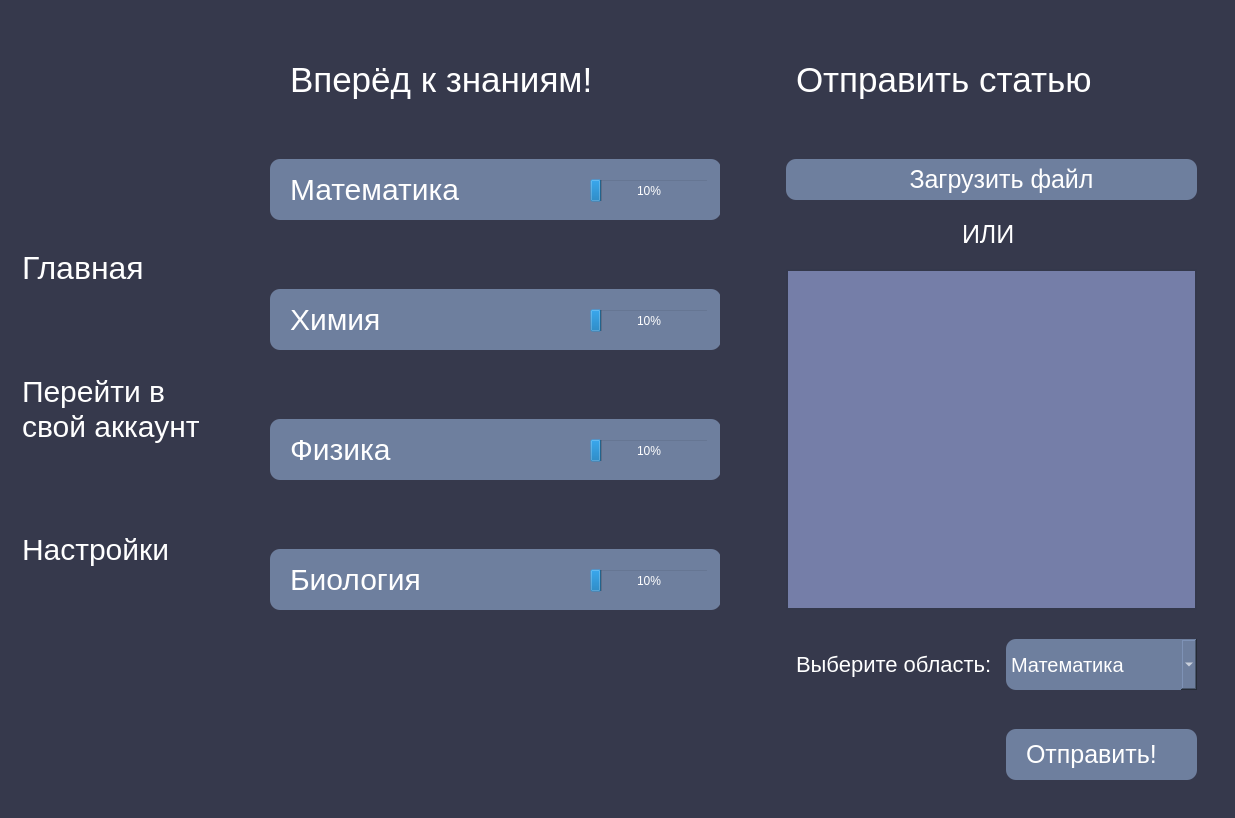
First picture: the form in ui/main_page.ui, repository NotAKes/frog.study, before the edit.
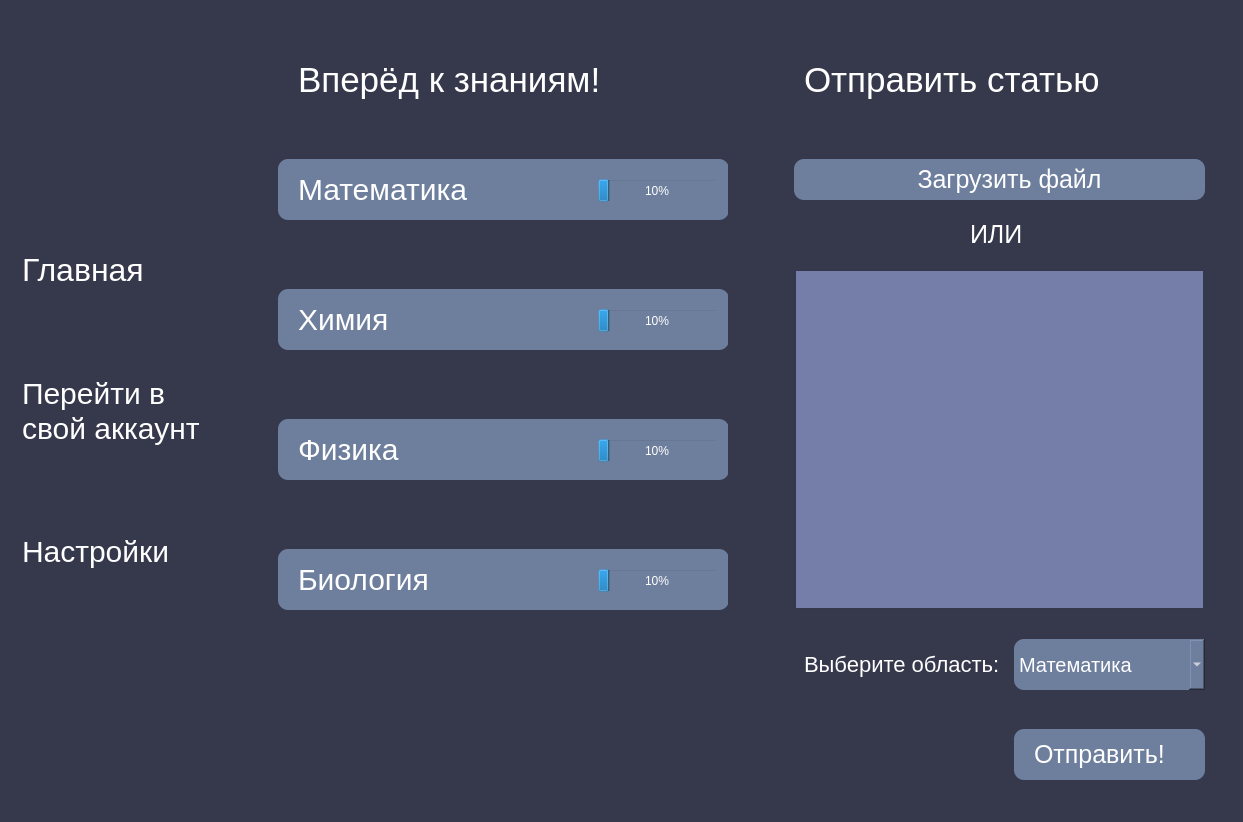
Second picture: the form after the edit.

Patch:
```diff
--- a/ui/main_page.ui
+++ b/ui/main_page.ui
@@ -6,8 +6,8 @@
    <rect>
     <x>0</x>
     <y>0</y>
-    <width>1235</width>
-    <height>818</height>
+    <width>1243</width>
+    <height>822</height>
    </rect>
   </property>
   <property name="cursor">
```
